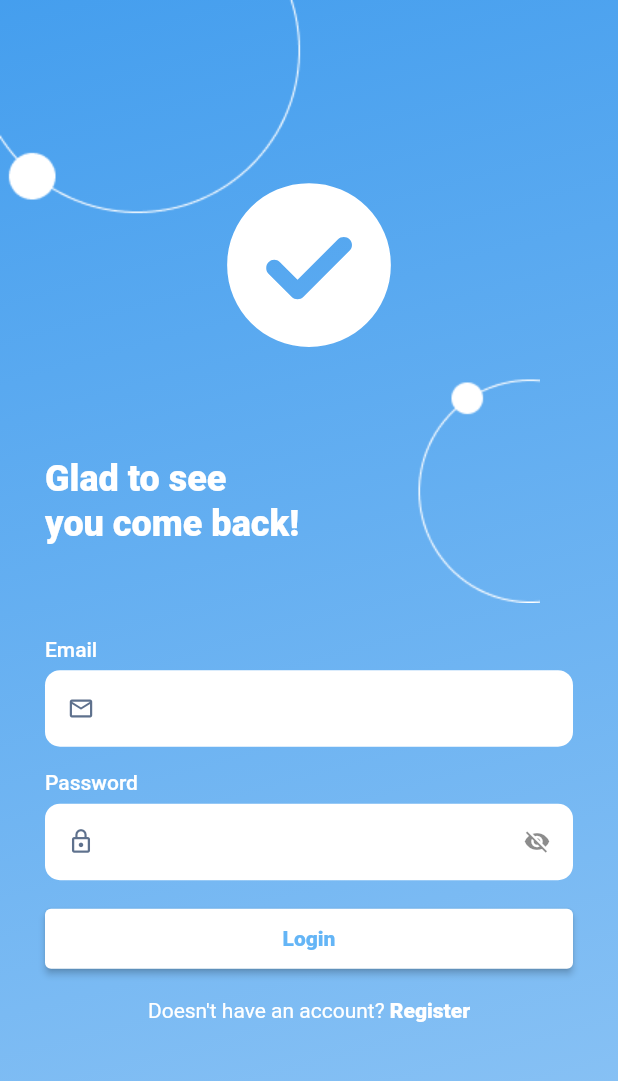
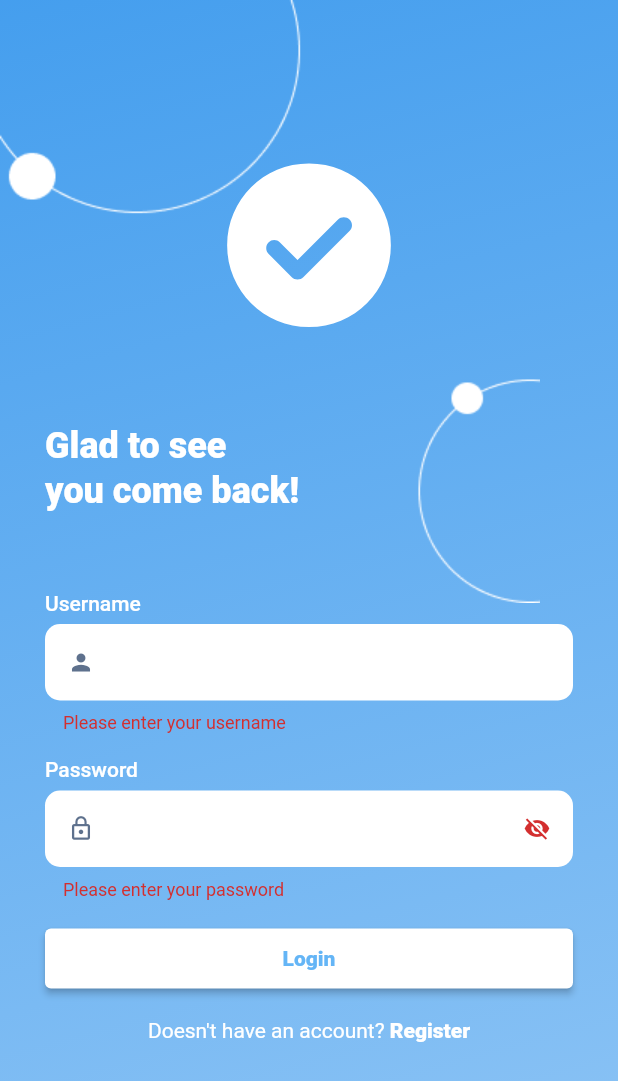
Before and after one commit to Aseupan/Mobile, a Flutter app: the LoginScreen screen opened by its route, after a tap on "Login", on a phone screen of 412 x 824 dp. Shown: the top 1081 px of the screen. Run offline on Flutter 3.47's test engine with Material 2 defaults, Android fonts, the phone set to English and light mode, and no system bars; our stand-ins replace dio, flutter_hooks, flutter_screenutil, flutter_svg, get, get_storage and 2 more; accounts and stored records are empty; generated files the repository leaves out were written again; Roboto replaces fonts that are missing (Poppins).

```diff
--- /dev/null
+++ b/lib/controller/auth/auth_controller.dart
@@ -0,0 +1,36 @@
+import 'package:flutter/widgets.dart';
+import 'package:get/get.dart';
+import 'package:mobile/services/models/sources/api/api_services.dart';
+
+class AuthController extends GetxController {
+  RxMap<String, TextEditingController> loginForm = {
+    "username": TextEditingController(),
+    "password": TextEditingController(),
+  }.obs;
+
+  RxMap<String, TextEditingController> registerForm = {
+    "username": TextEditingController(),
+    "password": TextEditingController(),
+    "confirmPassword": TextEditingController(),
+    "email": TextEditingController(),
+  }.obs;
+
+  void login() async {
+    // await client.then();
+    // print(loginForm['username']!.text);
+
+    await client.then((value) {
+      value.login(
+        username: loginForm['username']!.text,
+        password: loginForm['username']!.text,
+      );
+    });
+
+    // await client
+    // final loginFormCopy =
+    //     loginForm.map((key, value) => MapEntry(key, value.text));
+
+    // print(loginFormCopy);
+    // PostApiService.login(loginFormCopy);
+  }
+}
--- a/lib/main.dart
+++ b/lib/main.dart
@@ -4,8 +4,10 @@ import 'package:get/get.dart';
 import 'package:mobile/routes/app_pages.dart';
 import 'package:mobile/routes/app_routes.dart';
 import 'package:sizer/sizer.dart';
+import 'package:get_storage/get_storage.dart';
 
-void main() {
+void main() async {
+  await GetStorage.init();
   runApp(const MyApp());
 }
 
--- a/lib/routes/app_pages.dart
+++ b/lib/routes/app_pages.dart
@@ -1,6 +1,7 @@
 // class AppRouter {}
 
 import 'package:get/get.dart';
+import 'package:mobile/views/auth/auth_binding.dart';
 import 'package:mobile/views/auth/login_screen.dart';
 import 'package:mobile/views/auth/register_screen.dart';
 import 'package:mobile/views/launch/splash_screen.dart';
@@ -20,10 +21,12 @@ List<GetPage<dynamic>> appRouter() {
     GetPage(
       name: RoutePage.login,
       page: () => LoginScreen(),
+      binding: AuthBinding(),
     ),
     GetPage(
       name: RoutePage.register,
       page: () => RegisterScreen(),
+      binding: AuthBinding(),
     )
   ];
 }
--- /dev/null
+++ b/lib/services/api/base_url.dart
@@ -0,0 +1,2 @@
+String BASE_URL =
+    "https://2ad4-2405-8740-31f1-2015-a004-bc07-80db-b426.ap.ngrok.io";
--- /dev/null
+++ b/lib/services/api/get_api_service.dart
@@ -0,0 +1 @@
+class ApiService {}
--- a/lib/views/auth/auth_binding.dart
+++ b/lib/views/auth/auth_binding.dart
@@ -0,0 +1,9 @@
+import 'package:get/get.dart';
+import 'package:mobile/controller/auth/auth_controller.dart';
+
+class AuthBinding extends Bindings {
+  @override
+  void dependencies() {
+    Get.put(AuthController());
+  }
+}
--- a/lib/views/auth/login_screen.dart
+++ b/lib/views/auth/login_screen.dart
@@ -2,6 +2,7 @@ import 'package:flutter/gestures.dart';
 import 'package:flutter/material.dart';
 import 'package:flutter_svg/flutter_svg.dart';
 import 'package:get/get.dart';
+import 'package:mobile/controller/auth/auth_controller.dart';
 import 'package:mobile/routes/app_routes.dart';
 import 'package:mobile/utils/color_contant.dart';
 import 'package:mobile/widgets/text_styles.dart';
@@ -16,6 +17,14 @@ class LoginScreen extends StatefulWidget {
 
 class _LoginScreenState extends State<LoginScreen> {
   bool _obscureText = true;
+  final _formKey = GlobalKey<FormState>();
+
+  final AuthController _controller = Get.find<AuthController>();
+
+  @override
+  void dispose() {
+    super.dispose();
+  }
 
   @override
   Widget build(BuildContext context) {
@@ -32,7 +41,9 @@ class _LoginScreenState extends State<LoginScreen> {
               Image(
                 image: AssetImage("assets/images/login.png"),
               ),
-              Padding(
+              Form(
+                key: _formKey,
+                child: Padding(
                   padding: EdgeInsets.symmetric(horizontal: 30),
                   child: Column(
                     mainAxisAlignment: MainAxisAlignment.spaceAround,
@@ -53,14 +64,14 @@ class _LoginScreenState extends State<LoginScreen> {
                         crossAxisAlignment: CrossAxisAlignment.start,
                         children: [
                           Text(
-                          "Email",
+                            "Username",
                             style: bodyTextStyle(
                               weight: FontWeight.w500,
                               color: Colors.white,
                             ),
                           ),
                           SizedBox(height: 5),
-                        TextField(
+                          TextFormField(
                             decoration: InputDecoration(
                               filled: true,
                               isDense: true,
@@ -70,11 +81,18 @@ class _LoginScreenState extends State<LoginScreen> {
                               ),
                               fillColor: Colors.white,
                               prefixIcon: Icon(
-                              Icons.mail_outline,
+                                Icons.person,
                                 color: ColorConstants.slate[500],
                               ),
                             ),
-                          keyboardType: TextInputType.emailAddress,
+                            controller: _controller.loginForm.value["username"],
+                            validator: (value) {
+                              if (value!.isEmpty) {
+                                return 'Please enter your username';
+                              }
+
+                              return null;
+                            },
                           ),
                           SizedBox(height: 15),
                           Text(
@@ -85,7 +103,7 @@ class _LoginScreenState extends State<LoginScreen> {
                             ),
                           ),
                           SizedBox(height: 5),
-                        TextField(
+                          TextFormField(
                             decoration: InputDecoration(
                               filled: true,
                               isDense: true,
@@ -109,7 +127,15 @@ class _LoginScreenState extends State<LoginScreen> {
                                 },
                               ),
                             ),
+                            validator: (value) {
+                              if (value!.isEmpty) {
+                                return 'Please enter your password';
+                              }
+
+                              return null;
+                            },
                             obscureText: _obscureText,
+                            controller: _controller.loginForm.value['password'],
                           ),
                           SizedBox(height: 15),
                           ElevatedButton(
@@ -118,7 +144,12 @@ class _LoginScreenState extends State<LoginScreen> {
                               backgroundColor: Colors.white,
                               foregroundColor: ColorConstants.primary[300],
                             ),
-                          onPressed: () {},
+                            onPressed: () {
+                              if (_formKey.currentState!.validate()) {
+                                // do something if the form is valid
+                                _controller.login();
+                              }
+                            },
                             child: Text(
                               "Login",
                               style: h5TextStyle(
@@ -136,7 +167,8 @@ class _LoginScreenState extends State<LoginScreen> {
                                 children: [
                                   TextSpan(
                                     text: "Register",
-                                  style: TextStyle(fontWeight: FontWeight.w800),
+                                    style:
+                                        TextStyle(fontWeight: FontWeight.w800),
                                     recognizer: TapGestureRecognizer()
                                       ..onTap = () {
                                         // ROUTES GO TO REGISTER
@@ -152,7 +184,8 @@ class _LoginScreenState extends State<LoginScreen> {
                       SizedBox(height: 50)
                     ],
                   ),
-              )
+                ),
+              ),
             ],
           ),
         ),
--- a/pubspec.yaml
+++ b/pubspec.yaml
@@ -22,12 +22,18 @@ dependencies:
   get: ^4.6.5
   flutter_screenutil: ^5.6.1
   flutter_hooks: ^0.18.6
+  get_storage: ^2.0.3
+  class_to_map: ^0.0.1
+  build_runner: ^2.3.3
+  retrofit: ^4.0.1
+  retrofit_generator: any
 
 dev_dependencies:
   flutter_test:
     sdk: flutter
 
   flutter_lints: ^2.0.0
+  json_serializable: ^6.6.1
 
 flutter:
   uses-material-design: true
```
Also changed, not shown: lib/services/api/post_api_service.dart (added, +33 -0 lines), lib/services/api/user_token.dart (added, +18 -0 lines), lib/services/models/login/login.dart (added, +19 -0 lines), lib/services/models/response.dart (added, +61 -0 lines), lib/services/models/sources/api/api_services.dart (added, +30 -0 lines), lib/services/models/sources/base_response.dart (added, +19 -0 lines), lib/services/models/sources/dio.dart (added, +37 -0 lines), lib/services/models/sources/model_factory.dart (added, +12 -0 lines), lib/services/api_service.dart (deleted), lib/services/models/login/login.g.dart (added), lib/services/models/sources/api/api_services.g.dart (added), pubspec.lock, 1 other file. Lines whose indentation alone changed are shown as unchanged.
